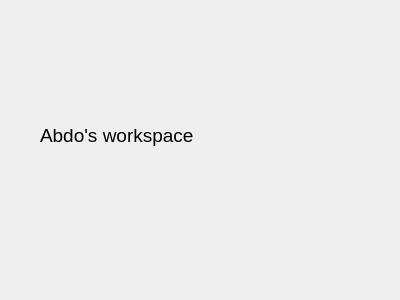
First picture: the form in gittest/abdo.ui, repository AbdelrahmanShorim/gittest, before the edit.
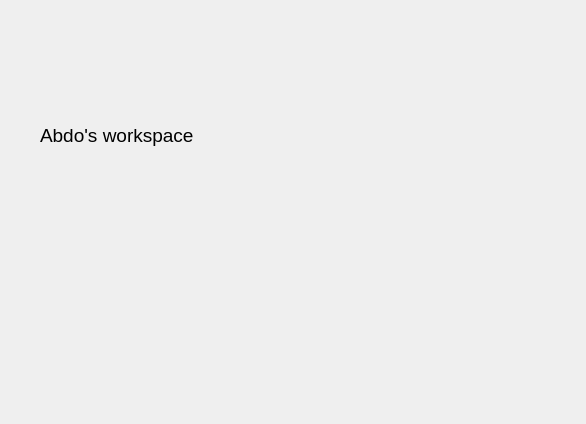
Second picture: the form after the edit.

```diff
--- a/gittest/abdo.ui
+++ b/gittest/abdo.ui
@@ -6,8 +6,8 @@
    <rect>
     <x>0</x>
     <y>0</y>
-    <width>400</width>
-    <height>300</height>
+    <width>586</width>
+    <height>424</height>
    </rect>
   </property>
   <property name="windowTitle">
```
